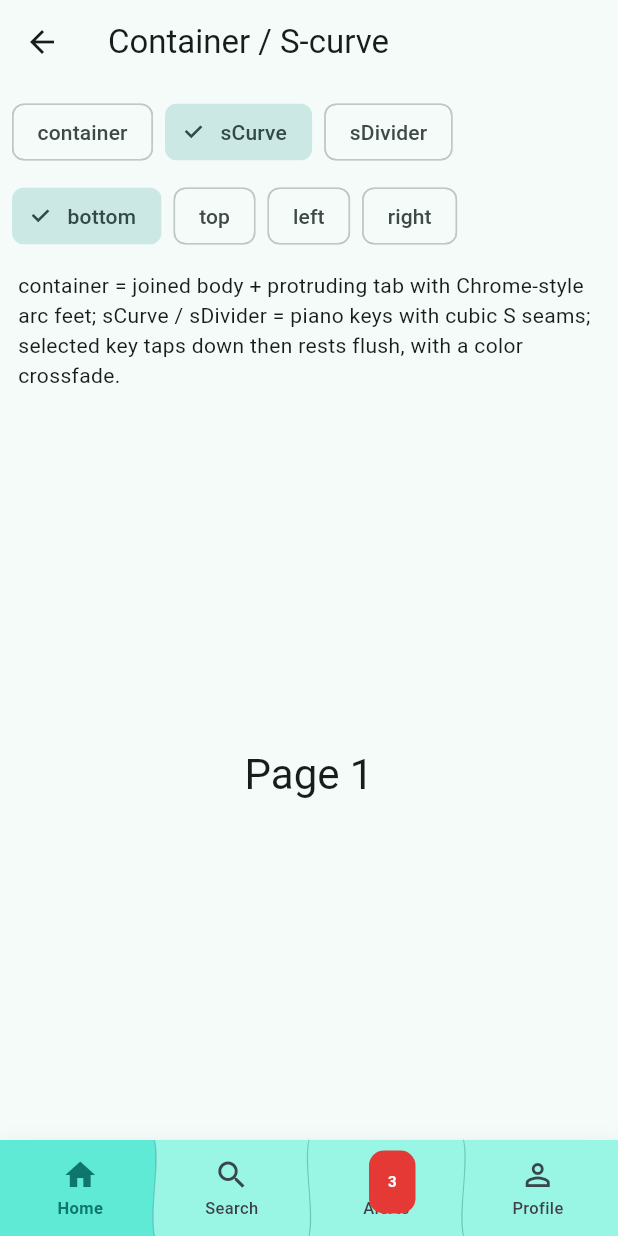
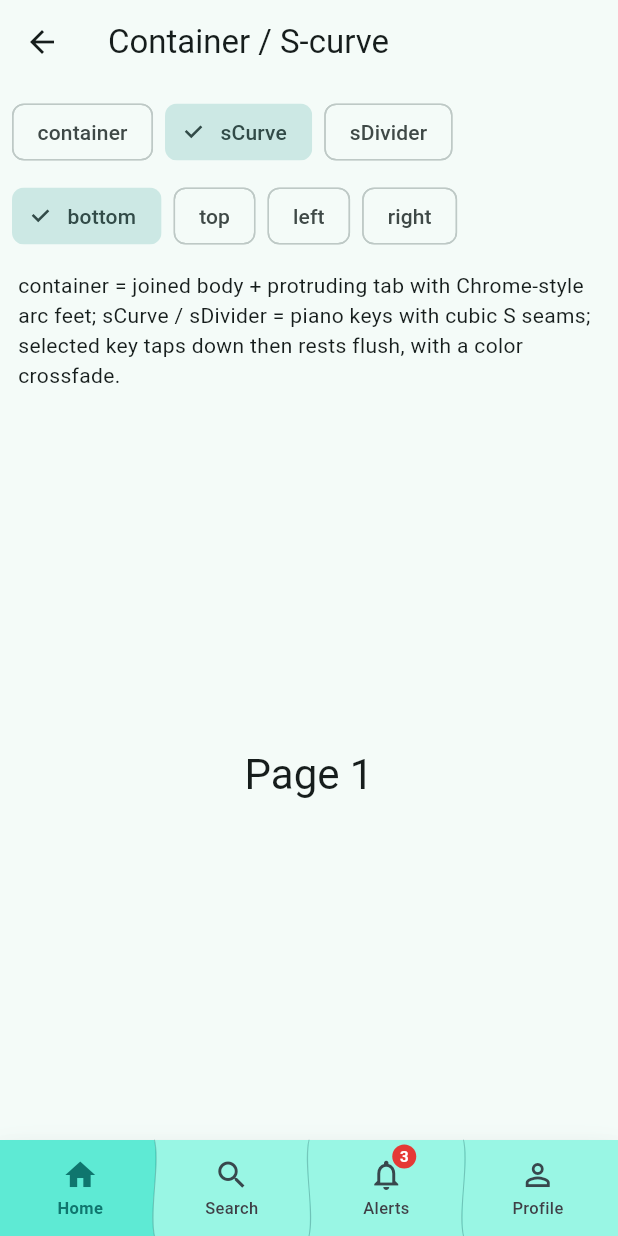
Before and after one commit to whevether/tab_animation_pro, a Flutter app: the ContainerSCurvePage screen opened directly, after a tap on "sCurve", on a phone screen of 412 x 824 dp. Run offline on Flutter 3.47's test engine with Material 3 defaults, Android fonts, the phone set to English and light mode, and no system bars; our stand-ins replace lottie, material_ui.

Commit message:
优化版本

```diff
--- a/example/pubspec.yaml
+++ b/example/pubspec.yaml
@@ -9,7 +9,7 @@ environment:
 dependencies:
   flutter:
     sdk: flutter
-  material_ui: ^1.7.0
+  material_ui: ^1.11.1
   cupertino_icons: ^2.0.0
   tab_animation_pro:
     path: ../
--- a/lib/src/media/tab_badge.dart
+++ b/lib/src/media/tab_badge.dart
@@ -140,14 +140,15 @@ class TabBadge {
         text ?? (count == null ? null : (count! > 99 ? '99+' : '$count'));
     if (label == null) return const SizedBox.shrink();
 
+    final s = size?.shortestSide ?? 16.0;
     return Container(
-      constraints: const BoxConstraints(minWidth: 16, minHeight: 16),
-      padding: const EdgeInsets.symmetric(horizontal: 4),
-      decoration: BoxDecoration(
-        color: bg,
-        borderRadius: BorderRadius.circular(10),
-      ),
+      width: s,
+      height: s,
+      decoration: BoxDecoration(color: bg, shape: BoxShape.circle),
       alignment: Alignment.center,
+      padding: const EdgeInsets.all(1),
+      child: FittedBox(
+        fit: BoxFit.scaleDown,
         child: Text(
           label,
           style: TextStyle(
@@ -157,6 +158,7 @@ class TabBadge {
             height: 1.1,
           ),
         ),
+      ),
     );
   }
 }
--- a/lib/src/media/tab_graphic.dart
+++ b/lib/src/media/tab_graphic.dart
@@ -20,11 +20,7 @@ class TabGraphic {
     this.color,
   });
 
-  factory TabGraphic.icon(
-    IconData icon, {
-    double size = 24,
-    Color? color,
-  }) {
+  factory TabGraphic.icon(IconData icon, {double size = 24, Color? color}) {
     return TabGraphic._(iconData: icon, size: size, color: color);
   }
 
--- a/lib/src/media/tab_media_inherited.dart
+++ b/lib/src/media/tab_media_inherited.dart
@@ -4,11 +4,7 @@ import 'tab_media_scope.dart';
 
 /// Provides [TabMediaState] to descendant host-built icons / badges.
 class TabMediaScope extends InheritedWidget {
-  const TabMediaScope({
-    super.key,
-    required this.state,
-    required super.child,
-  });
+  const TabMediaScope({super.key, required this.state, required super.child});
 
   final TabMediaState state;
 
--- a/lib/src/models/enums.dart
+++ b/lib/src/models/enums.dart
@@ -1,11 +1,6 @@
 /// Position of the tab bar in the host layout.
 /// [left] / [right] match [tab_container](https://pub.dev/packages/tab_container) side edges.
-enum TabBarPosition {
-  bottom,
-  top,
-  left,
-  right,
-}
+enum TabBarPosition { bottom, top, left, right }
 
 /// Outline geometry of the entire tab bar.
 enum TabBarShape {
@@ -19,18 +14,23 @@ enum TabBarShape {
   convexFixed,
   convexReact,
   concave,
+
   /// Fixed center circular cutout + docked FAB
   /// ([animated_bottom_navigation_bar](https://pub.dev/packages/animated_bottom_navigation_bar) style).
   materialNotch,
+
   /// Softer notch + floating disc that follow the selected tab.
   curvedNotch,
   bubble,
   wave,
   waterDrop,
+
   /// Joined body + protruding selected tab with Chrome-style arc feet.
   container,
+
   /// Piano-key tabs with cubic Bezier S-curve side edges; selected key taps down then rests flush.
   sCurve,
+
   /// Piano keys with S-curve seams drawn as divider strokes.
   sDivider,
   custom,
@@ -198,6 +198,7 @@ enum TabFeedbackAnimation {
   badgePop,
   haptic,
   starTwinkle,
+
   /// Crescent moons twinkle around the selected icon and label.
   moonTwinkle,
 }
@@ -242,12 +243,4 @@ enum TabAnimationStyle {
 }
 
 /// 3D transform styles (aligned with swiper_view_pro naming).
-enum Tab3DStyle {
-  cube,
-  threeD,
-  flip,
-  coverflow,
-  carousel,
-  cards,
-  rotate,
-}
+enum Tab3DStyle { cube, threeD, flip, coverflow, carousel, cards, rotate }
--- a/lib/src/models/tab_colors.dart
+++ b/lib/src/models/tab_colors.dart
@@ -167,9 +167,8 @@ class ResolvedTabColors {
     final inactive =
         inactiveColor ?? colors.inactive ?? scheme.onSurfaceVariant;
     final indicator = indicatorColor ?? colors.indicator ?? active;
-    final pressed = colors.pressed ??
-        Color.lerp(bg, indicator, 0.55) ??
-        indicator;
+    final pressed =
+        colors.pressed ?? Color.lerp(bg, indicator, 0.55) ?? indicator;
     return ResolvedTabColors(
       background: bg,
       active: active,
--- a/lib/src/models/tab_fab_config.dart
+++ b/lib/src/models/tab_fab_config.dart
@@ -16,7 +16,11 @@ class TabFabConfig {
     this.icon = Icons.add,
     this.onTap,
     this.animateOnTap = true,
+    this.semanticLabel,
   });
+
+  /// Accessibility label / tooltip announced for the FAB.
+  final String? semanticLabel;
 
   /// [TabFabLocation.none] / [center] (docked) / outside corners and sides.
   final TabFabLocation location;
@@ -52,6 +56,7 @@ class TabFabConfig {
     IconData? icon,
     VoidCallback? onTap,
     bool? animateOnTap,
+    String? semanticLabel,
   }) {
     return TabFabConfig(
       location: location ?? this.location,
@@ -61,6 +66,7 @@ class TabFabConfig {
       icon: icon ?? this.icon,
       onTap: onTap ?? this.onTap,
       animateOnTap: animateOnTap ?? this.animateOnTap,
+      semanticLabel: semanticLabel ?? this.semanticLabel,
     );
   }
 }
--- a/lib/src/models/tab_item.dart
+++ b/lib/src/models/tab_item.dart
@@ -12,7 +12,15 @@ class TabItem {
     this.label,
     this.badge,
     this.semanticLabel,
+    this.enabled = true,
+    this.tooltip,
   });
+
+  /// When false the tab ignores taps and is dimmed.
+  final bool enabled;
+
+  /// Optional tooltip (hover / long press).
+  final String? tooltip;
 
   /// Inactive (or default) graphic.
   final TabGraphic icon;
--- a/lib/src/tab_animation_pro.dart
+++ b/lib/src/tab_animation_pro.dart
@@ -31,8 +31,9 @@ class TabAnimationPro extends StatefulWidget {
   const TabAnimationPro({
     super.key,
     required this.items,
-    this.currentIndex = 0,
+    this.currentIndex,
     this.onTap,
+    this.onReselect,
     this.controller,
     this.shape = TabBarShape.fixed,
     this.itemShape = TabItemShape.none,
@@ -71,8 +72,15 @@ class TabAnimationPro extends StatefulWidget {
   });
 
   final List<TabItem> items;
-  final int currentIndex;
+
+  /// When non-null (and no [controller]) the bar is controlled: taps only
+  /// call [onTap]; the parent must rebuild with the new index.
+  final int? currentIndex;
   final ValueChanged<int>? onTap;
+
+  /// Called (in addition to [onTap]) when the already-selected tab is tapped,
+  /// e.g. to scroll a page back to the top. No haptic feedback is played.
+  final ValueChanged<int>? onReselect;
   final TabAnimationController? controller;
 
   final TabBarShape shape;
@@ -157,7 +165,7 @@ class _TabAnimationProState extends State<TabAnimationPro>
   @override
   void initState() {
     super.initState();
-    _index = _validIndex(widget.controller?.index ?? widget.currentIndex);
+    _index = _validIndex(widget.controller?.index ?? widget.currentIndex ?? 0);
     _previousIndex = _index;
     _controller = AnimationController(
       vsync: this,
@@ -195,11 +203,7 @@ class _TabAnimationProState extends State<TabAnimationPro>
     _controller.duration = widget.animationDuration;
     _progress.curve = widget.animationCurve;
     final next = _validIndex(
-      widget.controller?.index ??
-          (oldWidget.currentIndex != widget.currentIndex ||
-                  oldWidget.controller != widget.controller
-              ? widget.currentIndex
-              : _index),
+      widget.controller?.index ?? widget.currentIndex ?? _index,
     );
     _index = _validIndex(_index);
     _previousIndex = _validIndex(_previousIndex);
@@ -259,7 +263,7 @@ class _TabAnimationProState extends State<TabAnimationPro>
 
   void _onController() {
     final next = widget.controller!.index;
-    if (next != _index) _animateTo(next);
+    if (next != _index) _animateTo(next, animate: widget.controller!.animate);
   }
 
   TabAnimationPreset get _preset {
@@ -277,14 +281,14 @@ class _TabAnimationProState extends State<TabAnimationPro>
     );
   }
 
-  void _animateTo(int index) {
+  void _animateTo(int index, {bool animate = true}) {
     index = _validIndex(index);
     if (widget.items.isEmpty || index == _index) return;
     setState(() {
-      _previousIndex = _index;
+      _previousIndex = animate ? _index : index;
       _index = index;
     });
-    if (_reduceMotion) {
+    if (_reduceMotion || !animate) {
       _controller.value = 1;
     } else {
       _controller.forward(from: 0);
@@ -295,11 +299,12 @@ class _TabAnimationProState extends State<TabAnimationPro>
     if (widget.items.isEmpty || index < 0 || index >= widget.items.length) {
       return;
     }
-    final isWater =
-        widget.shape == TabBarShape.waterDrop ||
-        widget.indicatorAnimation == TabIndicatorStyle.waterDrop ||
-        widget.animation == TabAnimationStyle.waterDrop;
-    if (isWater && !_reduceMotion && _controller.isAnimating) return;
+    if (!widget.items[index].enabled) return;
+    if (index == _index) {
+      widget.onTap?.call(index);
+      widget.onReselect?.call(index);
+      return;
+    }
     final feedback = _preset.feedback;
     if (feedback == TabFeedbackAnimation.haptic ||
         feedback == TabFeedbackAnimation.elasticPop ||
@@ -308,8 +313,8 @@ class _TabAnimationProState extends State<TabAnimationPro>
     }
     widget.onTap?.call(index);
     if (widget.controller != null) {
-      widget.controller!.jumpTo(index);
-    } else {
+      widget.controller!.animateTo(index);
+    } else if (widget.currentIndex == null) {
       _animateTo(index);
     }
   }
@@ -362,7 +367,11 @@ class _TabAnimationProState extends State<TabAnimationPro>
         (effectiveIndicator == TabIndicatorStyle.waterDrop ||
             widget.shape == TabBarShape.waterDrop);
 
-    Widget bar = AnimatedBuilder(
+    Widget bar = TweenAnimationBuilder<double>(
+      tween: Tween<double>(end: _minimized ? 0.55 : 1),
+      duration: reduce ? Duration.zero : const Duration(milliseconds: 200),
+      curve: Curves.easeOutCubic,
+      builder: (context, minScale, _) => AnimatedBuilder(
         animation: Listenable.merge([_progress, _fabPop]),
         builder: (context, _) {
           final liquid =
@@ -380,7 +389,7 @@ class _TabAnimationProState extends State<TabAnimationPro>
                                 )
                               : _progress.value))
                     .clamp(0.0, 1.0);
-        final height = widget.height * (_minimized ? 0.55 : 1);
+          final height = widget.height * minScale;
           final isMaterialNotch = widget.shape == TabBarShape.materialNotch;
           final isCurvedNotch = widget.shape == TabBarShape.curvedNotch;
           final isNotch = isMaterialNotch || isCurvedNotch;
@@ -630,7 +639,9 @@ class _TabAnimationProState extends State<TabAnimationPro>
 
               final tabItemAnimation = isWaterDrop
                   ? TabItemAnimation.none
-                : (isCurvedNotch ? TabItemAnimation.colorTween : effectiveItem);
+                  : (isCurvedNotch
+                        ? TabItemAnimation.colorTween
+                        : effectiveItem);
               // Feedback (e.g. starTwinkle) stays independent of water-drop mode.
               final tabFeedback = preset.feedback;
 
@@ -738,6 +749,9 @@ class _TabAnimationProState extends State<TabAnimationPro>
                         height: fabSize,
                         child: Transform.scale(
                           scale: fabAppear,
+                          child: Semantics(
+                            button: true,
+                            label: fab.semanticLabel,
                             child: Material(
                               color: c.fab,
                               shape: const CircleBorder(),
@@ -750,6 +764,7 @@ class _TabAnimationProState extends State<TabAnimationPro>
                                     fab.icon,
                                     color: c.fabIcon,
                                     size: fabSize * 0.5,
+                                  ),
                                 ),
                               ),
                             ),
@@ -782,7 +797,9 @@ class _TabAnimationProState extends State<TabAnimationPro>
                           : leftInset,
                       top: isVertical
                           ? 0
-                        : (isContainer || isSCurve || isSDivider ? 0 : topPad),
+                          : (isContainer || isSCurve || isSDivider
+                                ? 0
+                                : topPad),
                       width: isVertical
                           ? (isContainer ? resolvedTabExtent : height)
                           : barW,
@@ -835,7 +852,9 @@ class _TabAnimationProState extends State<TabAnimationPro>
                               color: indicator,
                               slots: slots,
                               clipPath: isVertical ? null : dripClipPath,
-                            axis: isVertical ? Axis.vertical : Axis.horizontal,
+                              axis: isVertical
+                                  ? Axis.vertical
+                                  : Axis.horizontal,
                             ),
                           ),
                         ),
@@ -846,6 +865,7 @@ class _TabAnimationProState extends State<TabAnimationPro>
             },
           );
         },
+      ),
     );
 
     if (widget.enableDragSelect && widget.items.isNotEmpty) {
@@ -1184,6 +1204,39 @@ class _TabSlot extends StatelessWidget {
       );
     }
 
+    // Anchor the badge to the icon itself (not icon + label) so it sits on the
+    // icon's corner instead of covering it.
+    final badge = item.badge;
+    if (badge != null && badge.isVisible) {
+      icon = Stack(
+        clipBehavior: Clip.none,
+        alignment: Alignment.center,
+        children: [
+          icon,
+          Positioned.fill(
+            child: Align(
+              alignment: badge.alignment,
+              child: Transform.translate(
+                offset: badge.offset,
+                child: FractionalTranslation(
+                  translation: Offset(
+                    badge.alignment.x * 0.25,
+                    badge.alignment.y * 0.25,
+                  ),
+                  child: Transform.scale(
+                    scale: feedback == TabFeedbackAnimation.badgePop && selected
+                        ? 0.85 + 0.2 * progress
+                        : 1,
+                    child: badge.build(context, state),
+                  ),
+                ),
+              ),
+            ),
+          ),
+        ],
+      );
+    }
+
     // Avoid stacking 2D flip/rotate/scale on top of 3D (causes crush/warp).
     final motion = enable3D ? TabItemAnimation.colorTween : itemAnimation;
 
@@ -1234,24 +1287,7 @@ class _TabSlot extends StatelessWidget {
     Widget stack = Stack(
       clipBehavior: Clip.none,
       alignment: Alignment.center,
-      children: [
-        body,
-        if (item.badge != null && item.badge!.isVisible)
-          Positioned.fill(
-            child: Align(
-              alignment: item.badge!.alignment,
-              child: Transform.translate(
-                offset: item.badge!.offset,
-                child: Transform.scale(
-                  scale: feedback == TabFeedbackAnimation.badgePop && selected
-                      ? 0.85 + 0.2 * progress
-                      : 1,
-                  child: item.badge!.build(context, state),
-                ),
-              ),
-            ),
-          ),
-      ],
+      children: [body],
     );
 
     stack = TabMediaScope(state: state, child: stack);
@@ -1275,8 +1311,13 @@ class _TabSlot extends StatelessWidget {
       ),
     );
 
+    if (!item.enabled) button = Opacity(opacity: 0.4, child: button);
+    if (item.tooltip != null) {
+      button = Tooltip(message: item.tooltip!, child: button);
+    }
     return Semantics(
       button: true,
+      enabled: item.enabled,
       selected: selected,
       label: item.resolvedSemanticLabel,
       child: button,
--- a/pubspec.yaml
+++ b/pubspec.yaml
@@ -1,6 +1,6 @@
 name: tab_animation_pro
 description: A Flutter tab bar with regular/irregular shapes, layered animations, configurable 3D effects, and externally supplied icons/badges. Compatible with all Flutter platforms.
-version: 0.2.4
+version: 0.2.5
 homepage: https://github.com/whevether/tab_animation_pro
 repository: https://github.com/whevether/tab_animation_pro
 
@@ -11,7 +11,7 @@ environment:
 dependencies:
   flutter:
     sdk: flutter
-  material_ui: ^1.7.0
+  material_ui: ^1.11.1
 
 dev_dependencies:
   flutter_lints: ^6.0.0
```
Also changed, not shown: lib/src/controller.dart (+14 -8 lines), lib/src/effects/tab_3d.dart (+14 -6 lines), lib/src/shapes/bar_shapes.dart (+37 -56 lines), lib/src/surfaces/tab_bar_surface.dart (+37 -9 lines), 5 other files. Lines whose indentation alone changed are shown as unchanged.
